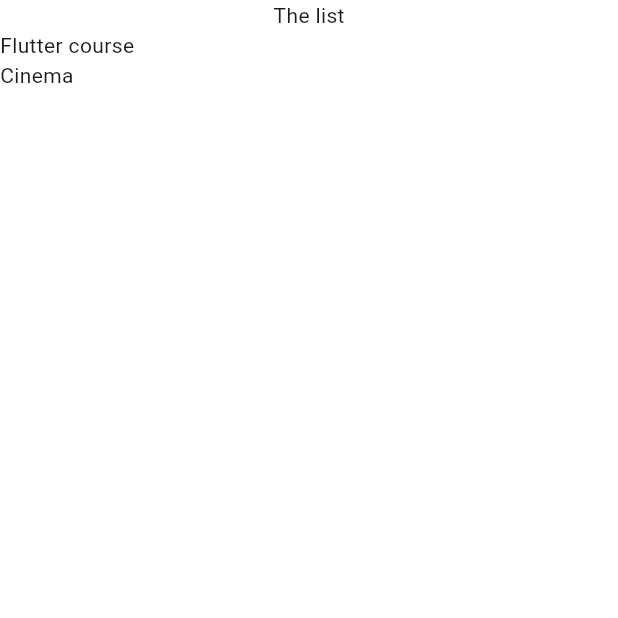
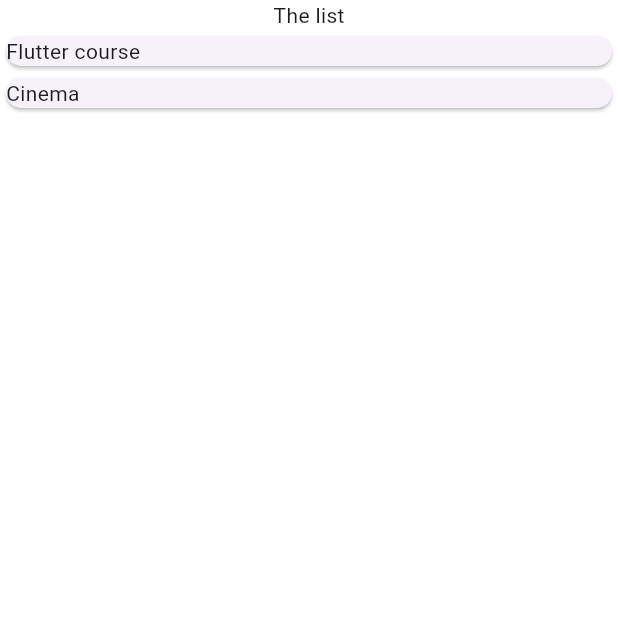
Before and after one commit to swapnilgt/flutter, a Flutter app: the screen it shows after launch, on a phone screen of 412 x 824 dp, the top half of it. Run offline on Flutter 3.47's test engine with Material 3 defaults, Android fonts, the phone set to English and light mode, and no system bars; our stand-ins replace google_fonts.

Commit message:
adding card to the expense list

```diff
--- a/expense_tracker/lib/ui/expenses.dart
+++ b/expense_tracker/lib/ui/expenses.dart
@@ -1,6 +1,6 @@
 import 'package:expense_tracker/data/dummy_expenese.dart';
 import 'package:expense_tracker/ui/app_background.dart';
-import 'package:expense_tracker/ui/expenses_list.dart';
+import 'package:expense_tracker/ui/expenses_list/expenses_list.dart';
 import 'package:flutter/material.dart';
 
 class Expenses extends StatefulWidget {
--- /dev/null
+++ b/expense_tracker/lib/ui/expenses_list/expense_item.dart
@@ -0,0 +1,15 @@
+import 'package:expense_tracker/domain/models/expense.dart';
+import 'package:flutter/material.dart';
+
+class ExpenseItem extends StatelessWidget {
+  const ExpenseItem({super.key, required this.expense});
+
+  final Expense expense;
+
+  @override
+  Widget build(BuildContext context) {
+    return Card(
+      child: Text(expense.title),
+    );
+  }
+}
--- a/expense_tracker/lib/ui/expenses_list.dart
+++ b/expense_tracker/lib/ui/expenses_list/expenses_list.dart
@@ -1,4 +1,5 @@
 import 'package:expense_tracker/domain/models/expense.dart';
+import 'package:expense_tracker/ui/expenses_list/expense_item.dart';
 import 'package:flutter/material.dart';
 
 class ExpensesList extends StatelessWidget {
@@ -14,7 +15,7 @@ class ExpensesList extends StatelessWidget {
     return Expanded(
       child: ListView.builder(
         itemCount: expenseList.length,
-        itemBuilder: (ctx, index) => Text(expenseList[index].title),
+        itemBuilder: (ctx, index) => ExpenseItem(expense: expenseList[index]),
       ),
     );
   }
```
Also changed, not shown: 1 other file.
